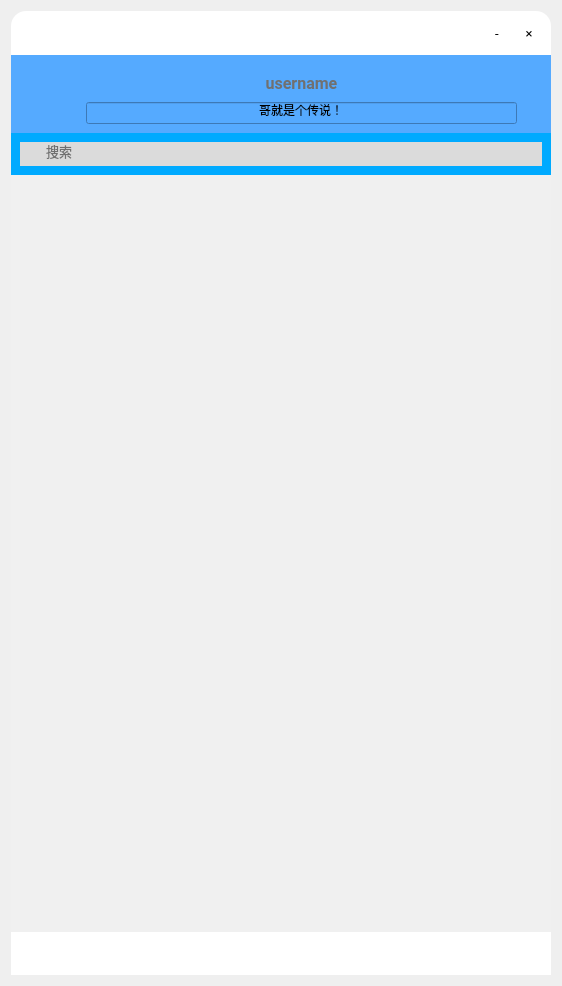
This is Client/client.ui in BIT-Linpop-DevTeam/LinpopClientDemo as Qt 5 draws it before an edit. The edited form follows.
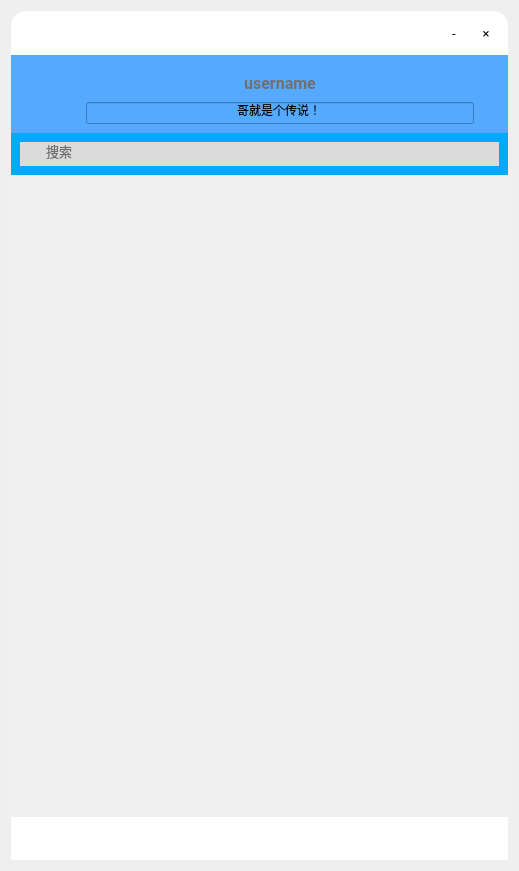
This is the edited form. Icons and pictures are not drawn.

Commit message: fix bug of dragging window

The edit to the form file:
```diff
--- a/Client/client.ui
+++ b/Client/client.ui
@@ -6,8 +6,8 @@
    <rect>
     <x>0</x>
     <y>0</y>
-    <width>562</width>
-    <height>986</height>
+    <width>519</width>
+    <height>871</height>
    </rect>
   </property>
   <property name="minimumSize">
@@ -585,8 +585,8 @@
              <rect>
               <x>0</x>
               <y>0</y>
-              <width>542</width>
-              <height>757</height>
+              <width>499</width>
+              <height>642</height>
              </rect>
             </property>
             <property name="sizePolicy">
```
Left out of the diff: 4 changed lines with no effect on the pictures. The commit also changes 2 other files.
